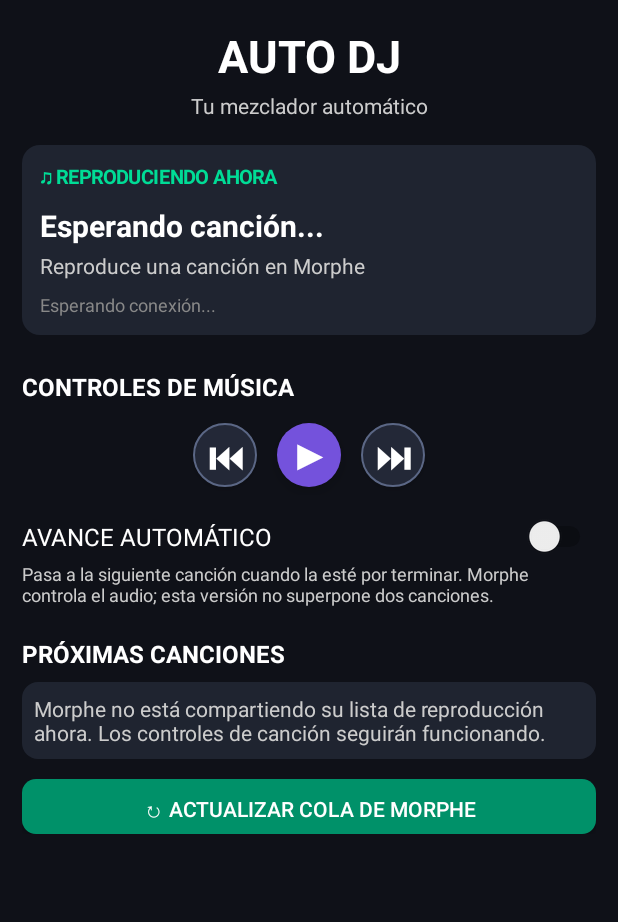
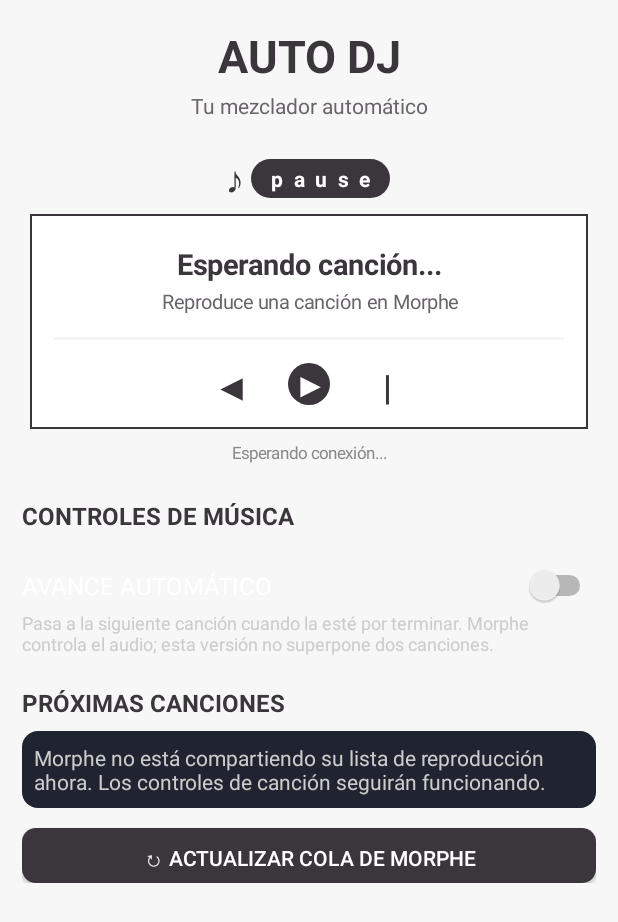
Before and after one commit to Maicol6667/AutoDJMorp, an Android app: the screen it shows after launch (MainActivity), on a phone screen of 412 x 824 dp. Shown: the top 922 px of the screen. Run offline under Robolectric (Android 15) with nearby library versions, the phone set to English and light mode, and no system bars.

Commit message:
Redesign player controls to match supplied minimalist icon style

```diff
--- a/app/src/main/java/com/autodjmorp/app/MainActivity.kt
+++ b/app/src/main/java/com/autodjmorp/app/MainActivity.kt
@@ -16,6 +16,7 @@ import android.graphics.drawable.GradientDrawable
 import android.view.Gravity
 import android.view.View
 import android.widget.*
+import android.content.res.ColorStateList
 
 class MainActivity : Activity() {
 
@@ -28,10 +29,14 @@ class MainActivity : Activity() {
     private lateinit var artistText: TextView
     private lateinit var connectionText: TextView
     private lateinit var queueLayout: LinearLayout
+    private lateinit var playStatus: TextView
+    private lateinit var trackProgress: ProgressBar
+    private lateinit var playControl: TextView
 
     private val refreshTask = object : Runnable {
         override fun run() {
             updateCurrentSong()
+            updatePlaybackIndicator()
             refreshQueueFromMorphe()
             checkAutoAdvance()
             handler.postDelayed(this, 1000)
@@ -44,7 +49,7 @@ class MainActivity : Activity() {
         val root = LinearLayout(this).apply {
             orientation = LinearLayout.VERTICAL
             setPadding(22, 25, 22, 25)
-            setBackgroundColor(Color.rgb(15, 17, 24))
+            setBackgroundColor(Color.rgb(247, 247, 247))
         }
 
         val scroll = ScrollView(this)
@@ -55,7 +60,7 @@ class MainActivity : Activity() {
         val title = TextView(this).apply {
             text = "AUTO DJ"
             textSize = 30f
-            setTextColor(Color.WHITE)
+            setTextColor(Color.rgb(59, 53, 60))
             typeface = Typeface.DEFAULT_BOLD
             gravity = Gravity.CENTER
         }
@@ -65,97 +70,117 @@ class MainActivity : Activity() {
         val subtitle = TextView(this).apply {
             text = "Tu mezclador automático"
             textSize = 14f
-            setTextColor(Color.LTGRAY)
+            setTextColor(Color.rgb(105, 99, 106))
             gravity = Gravity.CENTER
             setPadding(0, 5, 0, 25)
         }
 
         content.addView(subtitle)
 
-        val currentCard = LinearLayout(this).apply {
+        val playerWrapper = LinearLayout(this).apply {
             orientation = LinearLayout.VERTICAL
-            setPadding(18, 18, 18, 18)
-            background = makeBackground(
-                Color.rgb(31, 36, 48),
-                18
-            )
+            gravity = Gravity.CENTER
+            setPadding(8, 8, 8, 8)
         }
 
-        val currentLabel = TextView(this).apply {
-            text = "♫ REPRODUCIENDO AHORA"
-            textSize = 13f
-            setTextColor(Color.rgb(0, 220, 150))
+        val statusRow = LinearLayout(this).apply {
+            orientation = LinearLayout.HORIZONTAL
+            gravity = Gravity.CENTER
+            setPadding(0, 0, 0, 10)
+        }
+        statusRow.addView(TextView(this).apply {
+            text = "♪"
+            textSize = 25f
+            setTextColor(Color.rgb(59, 53, 60))
+            setPadding(0, 0, 9, 0)
+        })
+        playStatus = TextView(this).apply {
+            text = "pause"
+            textSize = 14f
             typeface = Typeface.DEFAULT_BOLD
+            letterSpacing = 0.5f
+            gravity = Gravity.CENTER
+            setTextColor(Color.WHITE)
+            setPadding(20, 5, 20, 5)
+            background = makeBackground(Color.rgb(59, 53, 60), 30)
         }
+        statusRow.addView(playStatus)
+        playerWrapper.addView(statusRow)
 
-        currentCard.addView(currentLabel)
+        val playerBox = LinearLayout(this).apply {
+            orientation = LinearLayout.VERTICAL
+            gravity = Gravity.CENTER
+            setPadding(24, 30, 24, 24)
+            background = GradientDrawable().apply {
+                setColor(Color.WHITE)
+                setStroke(2, Color.rgb(59, 53, 60))
+            }
+        }
 
         currentSongText = TextView(this).apply {
             text = "Esperando canción..."
-            textSize = 20f
-            setTextColor(Color.WHITE)
+            textSize = 19f
+            setTextColor(Color.rgb(59, 53, 60))
             typeface = Typeface.DEFAULT_BOLD
-            setPadding(0, 15, 0, 5)
+            gravity = Gravity.CENTER
+            setPadding(0, 0, 0, 5)
         }
-
-        currentCard.addView(currentSongText)
+        playerBox.addView(currentSongText)
 
         artistText = TextView(this).apply {
             text = "Abre YouTube Music Morphe"
-            textSize = 14f
-            setTextColor(Color.LTGRAY)
+            textSize = 13f
+            setTextColor(Color.rgb(105, 99, 106))
+            gravity = Gravity.CENTER
+            setPadding(0, 0, 0, 22)
         }
+        playerBox.addView(artistText)
 
-        currentCard.addView(artistText)
-
-        connectionText = TextView(this).apply {
-            text = "Esperando conexión..."
-            textSize = 12f
-            setTextColor(Color.GRAY)
-            setPadding(0, 12, 0, 0)
+        trackProgress = ProgressBar(this, null, android.R.attr.progressBarStyleHorizontal).apply {
+            max = 1000
+            progress = 0
+            progressTintList = ColorStateList.valueOf(Color.rgb(59, 53, 60))
+            progressBackgroundTintList = ColorStateList.valueOf(Color.rgb(220, 217, 221))
         }
-
-        currentCard.addView(connectionText)
-
-        content.addView(
-            currentCard,
-            LinearLayout.LayoutParams(
-                LinearLayout.LayoutParams.MATCH_PARENT,
-                LinearLayout.LayoutParams.WRAP_CONTENT
-            ).apply {
-                bottomMargin = 20
-            }
-        )
-
-        val controlsTitle = makeTitle("CONTROLES DE MÚSICA")
-        content.addView(controlsTitle)
+        playerBox.addView(trackProgress, LinearLayout.LayoutParams(
+            LinearLayout.LayoutParams.MATCH_PARENT, 3
+        ).apply { bottomMargin = 23 })
 
         val controls = LinearLayout(this).apply {
             orientation = LinearLayout.HORIZONTAL
             gravity = Gravity.CENTER
         }
+        val previousButton = makeIconButton("previous", "Canción anterior")
+        playControl = makeIconButton("pause", "Reproducir o pausar")
+        val nextButton = makeIconButton("next", "Siguiente canción")
+        previousButton.setOnClickListener { sendMediaCommand("previous") }
+        playControl.setOnClickListener { sendMediaCommand("playpause") }
+        nextButton.setOnClickListener { sendMediaCommand("next") }
+        controls.addView(previousButton, LinearLayout.LayoutParams(42, 42).apply {
+            setMargins(18, 0, 18, 0)
+        })
+        controls.addView(playControl, LinearLayout.LayoutParams(42, 42).apply {
+            setMargins(18, 0, 18, 0)
+        })
+        controls.addView(nextButton, LinearLayout.LayoutParams(42, 42).apply {
+            setMargins(18, 0, 18, 0)
+        })
+        playerBox.addView(controls)
+        playerWrapper.addView(playerBox)
+        connectionText = TextView(this).apply {
+            text = "Esperando conexión con Morphe..."
+            textSize = 11f
+            setTextColor(Color.rgb(105, 99, 106))
+            gravity = Gravity.CENTER
+            setPadding(0, 12, 0, 0)
+        }
+        playerWrapper.addView(connectionText)
+        content.addView(playerWrapper, LinearLayout.LayoutParams(
+            LinearLayout.LayoutParams.MATCH_PARENT,
+            LinearLayout.LayoutParams.WRAP_CONTENT
+        ).apply { bottomMargin = 12 })
 
-        val previousButton = makeControlButton("⏮", false, "Canción anterior")
-        val playButton = makeControlButton("▶", true, "Reproducir o pausar")
-        val nextButton = makeControlButton("⏭", false, "Siguiente canción")
-
-        previousButton.setOnClickListener {
-            sendMediaCommand("previous")
-        }
-
-        playButton.setOnClickListener {
-            sendMediaCommand("playpause")
-        }
-
-        nextButton.setOnClickListener {
-            sendMediaCommand("next")
-        }
-
-        controls.addView(previousButton, controlButtonParams())
-        controls.addView(playButton, controlButtonParams())
-        controls.addView(nextButton, controlButtonParams())
-
-        content.addView(controls)
+        content.addView(makeTitle("CONTROLES DE MÚSICA"))
 
         autoAdvanceEnabled = getSharedPreferences("AutoDJMusic", MODE_PRIVATE)
             .getBoolean("auto_advance", false)
@@ -231,14 +256,14 @@ class MainActivity : Activity() {
 
         setContentView(root)
 
-        refreshQueue()
+        refreshQueueFromMorphe()
     }
 
     private fun makeTitle(text: String): TextView {
         return TextView(this).apply {
             this.text = text
             textSize = 16f
-            setTextColor(Color.WHITE)
+            setTextColor(Color.rgb(59, 53, 60))
             typeface = Typeface.DEFAULT_BOLD
             setPadding(0, 15, 0, 12)
         }
@@ -251,36 +276,32 @@ class MainActivity : Activity() {
             setTextColor(Color.WHITE)
             isAllCaps = false
             background = makeBackground(
-                Color.rgb(0, 145, 105),
+                Color.rgb(59, 53, 60),
                 14
             )
         }
     }
 
-    private fun makeControlButton(
-        symbol: String,
-        primary: Boolean,
-        description: String
-    ): TextView {
+    private fun makeIconButton(kind: String, description: String): TextView {
         return TextView(this).apply {
-            text = symbol
             contentDescription = description
             gravity = Gravity.CENTER
-            textSize = if (primary) 27f else 24f
+            textSize = if (kind == "pause") 21f else 23f
             typeface = Typeface.DEFAULT_BOLD
-            setTextColor(Color.WHITE)
-            background = GradientDrawable().apply {
-                shape = GradientDrawable.OVAL
-                setColor(
-                    if (primary) Color.rgb(116, 82, 220)
-                    else Color.rgb(35, 40, 55)
-                )
-                setStroke(
-                    if (primary) 0 else 2,
-                    if (primary) Color.TRANSPARENT else Color.rgb(91, 103, 133)
-                )
+            setTextColor(if (kind == "pause") Color.WHITE else Color.rgb(59, 53, 60))
+            text = when (kind) {
+                "previous" -> "◀|"
+                "next" -> "|▶"
+                else -> "Ⅱ"
             }
-            elevation = if (primary) 8f else 3f
+            if (kind == "pause") {
+                background = GradientDrawable().apply {
+                    shape = GradientDrawable.OVAL
+                    setColor(Color.rgb(59, 53, 60))
+                }
+            } else {
+                background = null
+            }
             isClickable = true
             isFocusable = true
         }
@@ -343,6 +364,34 @@ class MainActivity : Activity() {
             artistText.text = "Reproduce una canción en Morphe"
             connectionText.text = "Esperando conexión..."
             connectionText.setTextColor(Color.GRAY)
+        }
+    }
+
+    private fun updatePlaybackIndicator() {
+        try {
+            val manager = getSystemService(MEDIA_SESSION_SERVICE) as MediaSessionManager
+            val component = ComponentName(this, MusicNotificationListener::class.java)
+            val controllers = manager.getActiveSessions(component)
+            val savedPackage = getSharedPreferences("AutoDJMusic", MODE_PRIVATE)
+                .getString("music_package", "").orEmpty()
+            val controller = controllers.firstOrNull {
+                savedPackage.isNotBlank() && it.packageName.equals(savedPackage, true)
+            } ?: controllers.firstOrNull {
+                it.packageName.contains("youtube", true) || it.packageName.contains("morphe", true)
+            }
+            val state = controller?.playbackState
+            val playing = state?.state == PlaybackState.STATE_PLAYING
+            playStatus.text = if (playing) "play" else "pause"
+            playControl.text = if (playing) "Ⅱ" else "▶"
+            val duration = controller?.metadata?.getLong(android.media.MediaMetadata.METADATA_KEY_DURATION) ?: 0L
+            val position = state?.position ?: 0L
+            trackProgress.progress = if (duration > 0L) {
+                ((position.coerceAtLeast(0L).toDouble() / duration.toDouble()) * 1000).toInt().coerceIn(0, 1000)
+            } else 0
+        } catch (_: Exception) {
+            playStatus.text = "pause"
+            playControl.text = "▶"
+            trackProgress.progress = 0
         }
     }
 
```
